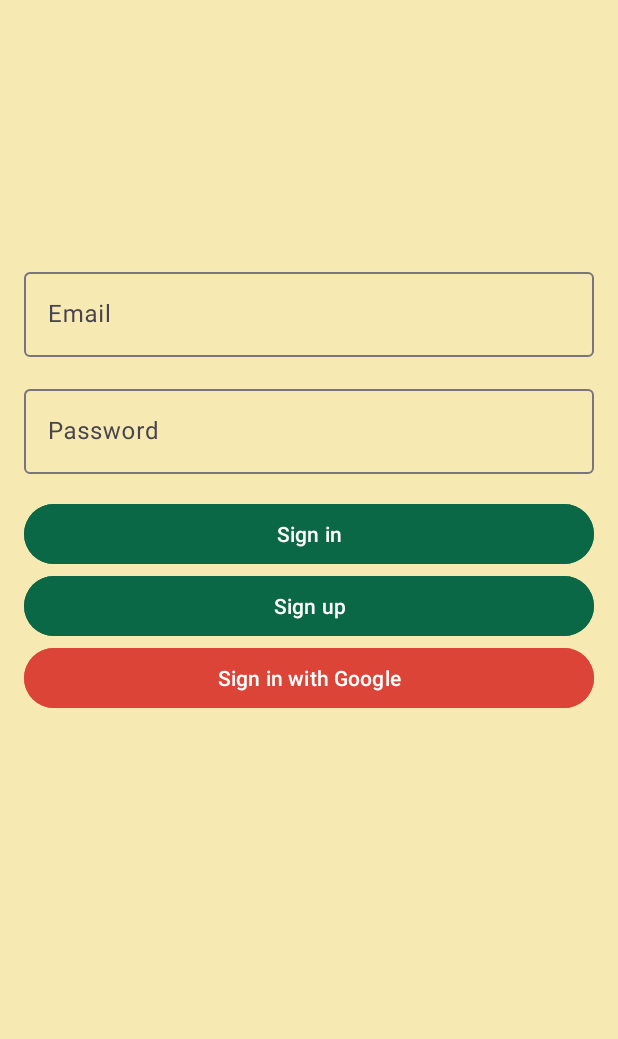
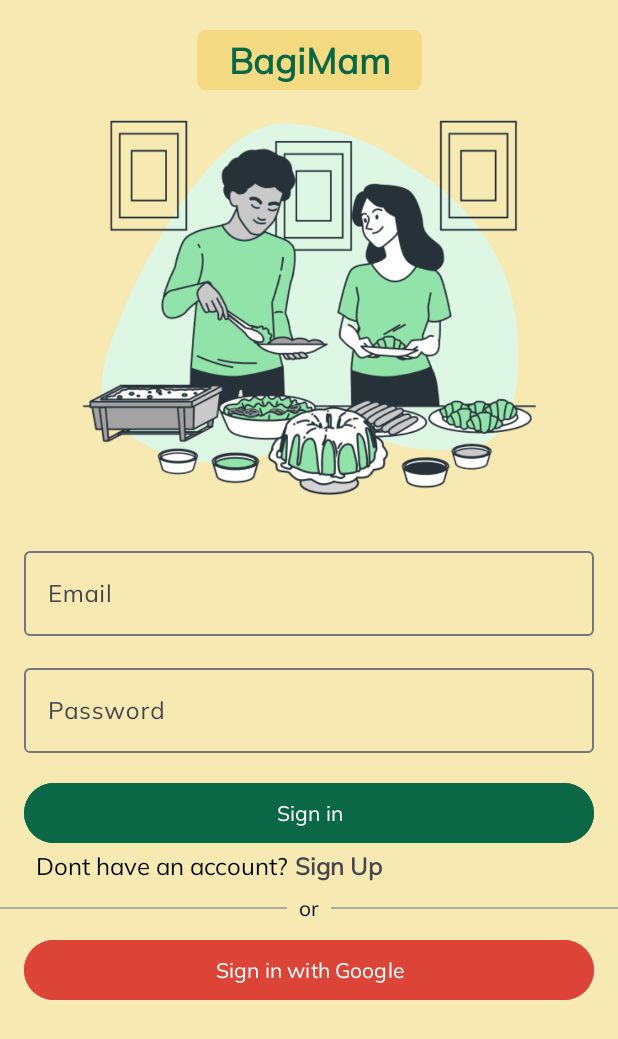
Before and after one commit to emmpann/BagiMam, an Android app: the LoginFragment screen opened through its navigation route, on a phone screen of 412 x 824 dp. Shown: the top 1039 px of the screen. Run offline under Robolectric (Android 15) with nearby library versions, the phone set to English and light mode, and no system bars; our stand-ins replace Firebase (no records; nobody signed in at launch, a user with empty details on screens opened directly), navigation-ui.

Commit message:
ui update -wahyu

```diff
--- a/app/src/main/res/drawable/tv_rounded.xml
+++ b/app/src/main/res/drawable/tv_rounded.xml
@@ -1,6 +1,6 @@
 <vector xmlns:android="http://schemas.android.com/apk/res/android"
-    android:width="127dp"
-    android:height="21dp"
+    android:width="150dp"
+    android:height="40dp"
     android:viewportWidth="127"
     android:viewportHeight="21">
     <path
--- a/app/src/main/res/layout/fragment_login.xml
+++ b/app/src/main/res/layout/fragment_login.xml
@@ -8,14 +8,37 @@
     tools:context=".login.LoginFragment">
 
     <ImageView
+        android:id="@+id/imageView"
+        android:layout_width="150dp"
+        android:layout_height="48dp"
+        android:layout_marginTop="16dp"
+        android:src="@drawable/tv_rounded"
+        app:layout_constraintEnd_toEndOf="parent"
+        app:layout_constraintStart_toStartOf="parent"
+        app:layout_constraintTop_toTopOf="parent" />
+
+    <TextView
+        android:id="@+id/textView2"
+        android:layout_width="wrap_content"
+        android:layout_height="wrap_content"
+        android:text="BagiMam"
+        android:textColor="#0A6846"
+        android:textSize="24sp"
+        android:textStyle="bold"
+        app:layout_constraintBottom_toBottomOf="@+id/imageView"
+        app:layout_constraintEnd_toEndOf="@id/imageView"
+        app:layout_constraintStart_toStartOf="@id/imageView"
+        app:layout_constraintTop_toTopOf="@+id/imageView" />
+
+    <ImageView
         android:id="@+id/iv_register"
         android:layout_width="match_parent"
-        android:layout_height="80dp"
-        android:layout_marginTop="64dp"
+        android:layout_height="250dp"
+        android:layout_marginTop="16dp"
+        android:src="@drawable/ic_9"
         app:layout_constraintEnd_toEndOf="parent"
         app:layout_constraintStart_toStartOf="parent"
-        app:layout_constraintTop_toTopOf="parent"
-        tools:src="@tools:sample/avatars" />
+        app:layout_constraintTop_toBottomOf="@+id/imageView" />
 
     <com.google.android.material.textfield.TextInputLayout
         android:id="@+id/signInEmail"
@@ -31,8 +54,8 @@
         <com.google.android.material.textfield.TextInputEditText
             android:id="@+id/et_email"
             android:layout_width="match_parent"
-            android:inputType="textEmailAddress"
-            android:layout_height="wrap_content" />
+            android:layout_height="wrap_content"
+            android:inputType="textEmailAddress" />
 
     </com.google.android.material.textfield.TextInputLayout>
 
@@ -48,8 +71,8 @@
         <com.google.android.material.textfield.TextInputEditText
             android:id="@+id/et_password"
             android:layout_width="match_parent"
-            android:inputType="textPassword"
-            android:layout_height="wrap_content" />
+            android:layout_height="wrap_content"
+            android:inputType="textPassword" />
 
     </com.google.android.material.textfield.TextInputLayout>
 
@@ -65,27 +88,76 @@
         app:layout_constraintStart_toStartOf="parent"
         app:layout_constraintTop_toBottomOf="@+id/signInPassword" />
 
-    <Button
+
+    <TextView
+        android:id="@+id/tv_dontAcc"
+        android:layout_width="0dp"
+        android:layout_height="wrap_content"
+        android:layout_marginStart="8dp"
+        android:text="Dont have an account?"
+        android:textColor="@color/black"
+        android:textSize="16sp"
+        app:layout_constraintStart_toStartOf="@+id/btn_signin"
+        app:layout_constraintTop_toBottomOf="@+id/btn_signin"
+        tools:alpha="100" />
+
+    <TextView
         android:id="@+id/btn_signup"
+        android:layout_width="wrap_content"
+        android:layout_height="wrap_content"
+        android:layout_marginStart="4dp"
+        android:text="Sign Up"
+        android:textSize="16sp"
+        android:textStyle="bold"
+        app:layout_constraintStart_toEndOf="@+id/tv_dontAcc"
+        app:layout_constraintTop_toBottomOf="@+id/btn_signin" />
+
+    <LinearLayout
+        android:id="@+id/divider"
         android:layout_width="match_parent"
         android:layout_height="wrap_content"
-        android:layout_marginHorizontal="16dp"
-        android:backgroundTint="#0A6846"
-        android:text="Sign up"
+        android:layout_marginTop="8dp"
+        android:orientation="horizontal"
         app:layout_constraintEnd_toEndOf="parent"
         app:layout_constraintStart_toStartOf="parent"
-        app:layout_constraintTop_toBottomOf="@+id/btn_signin" />
+        app:layout_constraintTop_toBottomOf="@+id/btn_signup">
+
+        <View
+            android:layout_width="0dp"
+            android:layout_height="1dp"
+            android:layout_gravity="center_vertical"
+            android:layout_weight="1"
+            android:background="@android:color/darker_gray" />
+
+        <TextView
+            android:layout_width="wrap_content"
+            android:layout_height="wrap_content"
+            android:layout_gravity="center_vertical"
+            android:layout_marginHorizontal="8dp"
+            android:gravity="center"
+            android:text="or"
+            android:textColor="@android:color/black" />
+
+        <View
+            android:layout_width="0dp"
+            android:layout_height="1dp"
+            android:layout_gravity="center_vertical"
+            android:layout_weight="1"
+            android:background="@android:color/darker_gray" />
+    </LinearLayout>
 
     <Button
         android:id="@+id/button"
         android:layout_width="match_parent"
         android:layout_height="wrap_content"
         android:layout_marginHorizontal="16dp"
+        android:layout_marginTop="8dp"
         android:backgroundTint="#DB4437"
+        android:drawablePadding="8dp"
         android:text="Sign in with Google"
         app:layout_constraintEnd_toEndOf="parent"
         app:layout_constraintStart_toStartOf="parent"
-        app:layout_constraintTop_toBottomOf="@+id/btn_signup" />
+        app:layout_constraintTop_toBottomOf="@+id/divider" />
 
     <ProgressBar
         android:id="@+id/progress_bar"
--- a/app/src/main/res/values/themes.xml
+++ b/app/src/main/res/values/themes.xml
@@ -1,6 +1,7 @@
 <resources xmlns:tools="http://schemas.android.com/tools">
     <!-- Base application theme. -->
     <style name="Base.Theme.BagiMam" parent="Theme.Material3.DayNight.NoActionBar">
+        <item name="fontFamily">@font/mulish</item>
         <!-- Customize your light theme here. -->
         <!-- <item name="colorPrimary">@color/my_light_primary</item> -->
     </style>
```
Also changed, not shown: app/src/main/res/drawable/stroke.xml (added, +7 -0 lines), app/src/main/res/layout/fragment_register.xml (+34 -5 lines), app/src/main/res/drawable/ic_9.png (added), app/src/main/res/drawable/ic_google.png (added), app/src/main/res/font/mulish.ttf (added).
